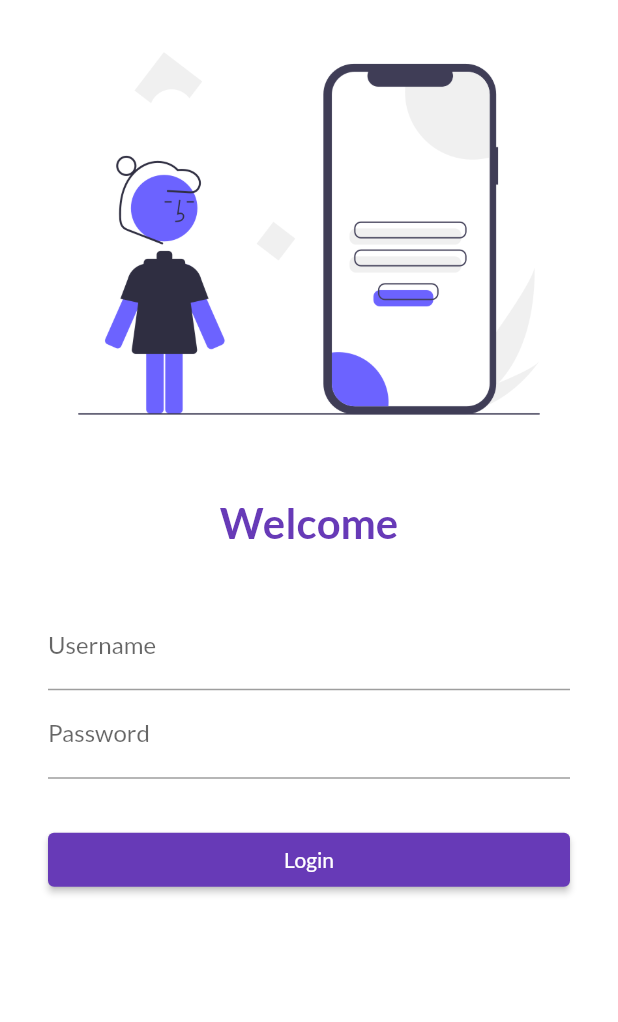
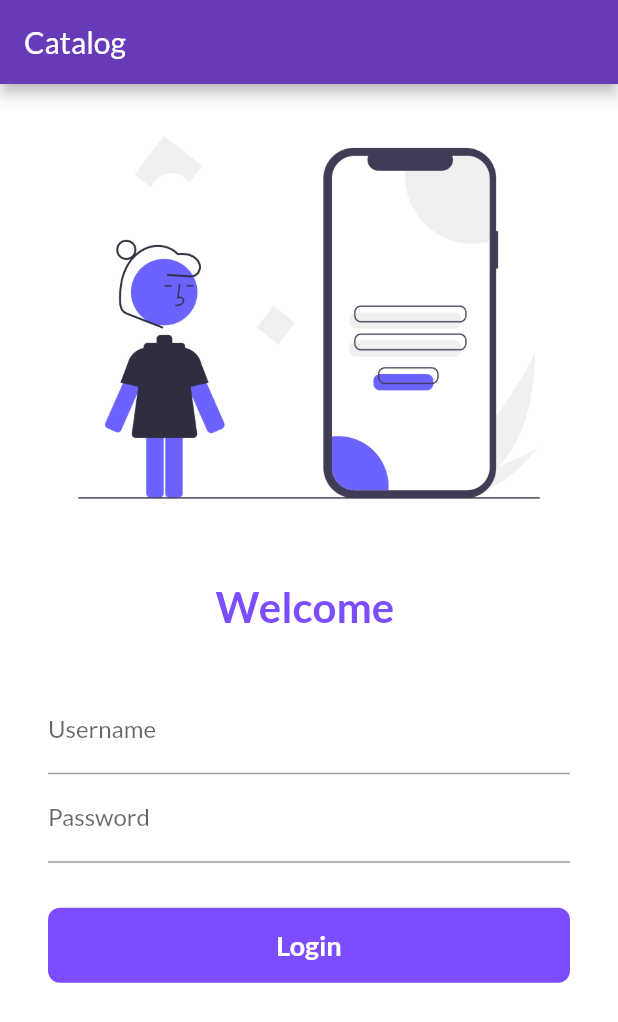
Before and after one commit to Prajjwal-Chauhan/CataLog_Dummy_App, a Flutter app: the screen it shows after launch, on a phone screen of 412 x 824 dp. Shown: the top 1022 px of the screen. Run offline on Flutter 3.47's test engine with Material 2 defaults, Android fonts, the light colour scheme and no system bars; our stand-ins replace google_fonts.

Commit message:
Day-6 completed

```diff
--- a/lib/main.dart
+++ b/lib/main.dart
@@ -16,6 +16,7 @@
     return MaterialApp(
       themeMode: ThemeMode.light,
       theme: ThemeData(
+        // primarySwatch: Colors.deepPurpleAccent,
         primarySwatch: Colors.deepPurple,
         fontFamily: GoogleFonts.lato().fontFamily
       ),
--- a/lib/pages/login_page.dart
+++ b/lib/pages/login_page.dart
@@ -1,14 +1,25 @@
 import 'package:flutter/material.dart';
 import 'package:flutter_application_1/utils/routes.dart';
 
-class LoginPage extends StatelessWidget {
+class LoginPage extends StatefulWidget {
   const LoginPage({Key? key}) : super(key: key);
 
   @override
+  State<LoginPage> createState() => _LoginPageState();
+}
+
+class _LoginPageState extends State<LoginPage> {
+
+  String name = "";
+  bool changeButton = false;
+  @override
   Widget build(BuildContext context) {
-    return Material(
-        color: Colors.white,
-        child: SingleChildScrollView(
+    return Scaffold(
+        backgroundColor: Colors.white,
+        appBar: AppBar(
+        title: Text("Catalog"),
+      ),
+        body: SingleChildScrollView(
           child: Column(
             children: [
               Image.asset(
@@ -19,10 +30,10 @@
                 height:20.0
               ),
               Text(
-                "Welcome",
+                "Welcome $name",
                 style: TextStyle(
                   fontSize: 28,
-                  color: Colors.deepPurple,
+                  color: Colors.deepPurpleAccent,
                   fontWeight: FontWeight.bold,
 
                 ),
@@ -38,7 +49,13 @@
                       decoration: InputDecoration(
                       hintText: "Enter username",
                       labelText: "Username"
-                    )
+                    ),
+                    onChanged: (value) {
+                      name = value;
+                      setState(() {
+
+                      });
+                    },
                   ),
                     TextFormField(
                       obscureText: true,
@@ -50,16 +67,45 @@
                   SizedBox(
                     height:30.0
                   ),
-                  ElevatedButton(
-                    onPressed: () {
-                      // print("Hi Prajjwal");
-                      Navigator.pushNamed(context, MyRoutes.homeRoute);
+
+                  InkWell(
+                    onTap: () async{
+
+                      setState(() {
+                        changeButton = true;
+                      });
+                      await Future.delayed(Duration(seconds: 1));
+                       Navigator.pushNamed(context, MyRoutes.homeRoute);
                     },
-                    child: Text("Login"),
-                    style: TextButton.styleFrom(
-                      minimumSize: Size(450, 36)
+                    child: AnimatedContainer(
+                      duration: Duration(seconds: 1),
+                      width: changeButton?50 : 450,
+                      height: 50,
+                      alignment: Alignment.center,
+                      child:changeButton?Icon(Icons.done,color : Colors.white) : Text("Login",
+                      style: TextStyle(
+                        color: Colors.white,
+                        fontWeight: FontWeight.bold,
+                        fontSize: 18
+                        )
+                        ),
+                        decoration: BoxDecoration(
+                          // shape: changeButton?BoxShape.circle:BoxShape.rectangle,
+                          borderRadius: changeButton? BorderRadius.circular(25) : BorderRadius.circular(8),
+                          color: Colors.deepPurpleAccent,
+                          ),
                     ),
-                    )
+                  )
+                  // ElevatedButton(
+                  //   onPressed: () {
+                  //     // print("Hi Prajjwal");
+                  //     Navigator.pushNamed(context, MyRoutes.homeRoute);
+                  //   },
+                  //   child: Text("Login"),
+                  //   style: TextButton.styleFrom(
+                  //     minimumSize: Size(450, 36)
+                  //   ),
+                  //   )
                 ],
                 ),
               )
```
